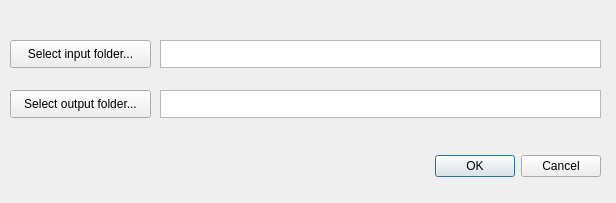
Above: gui/newProject.ui from milosvalko/Agdas before the change. Below: the same form after it.
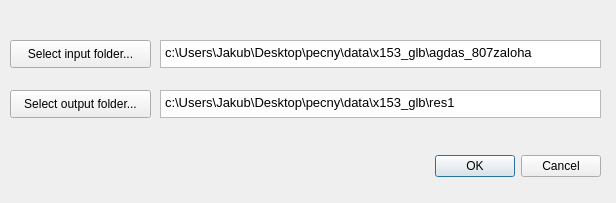
That is the form after the change.

```diff
--- a/gui/newProject.ui
+++ b/gui/newProject.ui
@@ -67,7 +67,7 @@
 &lt;html&gt;&lt;head&gt;&lt;meta name=&quot;qrichtext&quot; content=&quot;1&quot; /&gt;&lt;style type=&quot;text/css&quot;&gt;
 p, li { white-space: pre-wrap; }
 &lt;/style&gt;&lt;/head&gt;&lt;body style=&quot; font-family:'MS Shell Dlg 2'; font-size:10pt; font-weight:400; font-style:normal;&quot;&gt;
-&lt;p style=&quot;-qt-paragraph-type:empty; margin-top:0px; margin-bottom:0px; margin-left:0px; margin-right:0px; -qt-block-indent:0; text-indent:0px;&quot;&gt;&lt;br /&gt;&lt;/p&gt;&lt;/body&gt;&lt;/html&gt;</string>
+&lt;p style=&quot; margin-top:0px; margin-bottom:0px; margin-left:0px; margin-right:0px; -qt-block-indent:0; text-indent:0px;&quot;&gt;c:\Users\Jakub\Desktop\pecny\data\x153_glb\agdas_807zaloha&lt;/p&gt;&lt;/body&gt;&lt;/html&gt;</string>
    </property>
   </widget>
   <widget class="QPushButton" name="projDir">
@@ -108,7 +108,7 @@
 &lt;html&gt;&lt;head&gt;&lt;meta name=&quot;qrichtext&quot; content=&quot;1&quot; /&gt;&lt;style type=&quot;text/css&quot;&gt;
 p, li { white-space: pre-wrap; }
 &lt;/style&gt;&lt;/head&gt;&lt;body style=&quot; font-family:'MS Shell Dlg 2'; font-size:10pt; font-weight:400; font-style:normal;&quot;&gt;
-&lt;p style=&quot;-qt-paragraph-type:empty; margin-top:0px; margin-bottom:0px; margin-left:0px; margin-right:0px; -qt-block-indent:0; text-indent:0px;&quot;&gt;&lt;br /&gt;&lt;/p&gt;&lt;/body&gt;&lt;/html&gt;</string>
+&lt;p style=&quot; margin-top:0px; margin-bottom:0px; margin-left:0px; margin-right:0px; -qt-block-indent:0; text-indent:0px;&quot;&gt;c:\Users\Jakub\Desktop\pecny\data\x153_glb\res1&lt;/p&gt;&lt;/body&gt;&lt;/html&gt;</string>
    </property>
   </widget>
  </widget>
```
